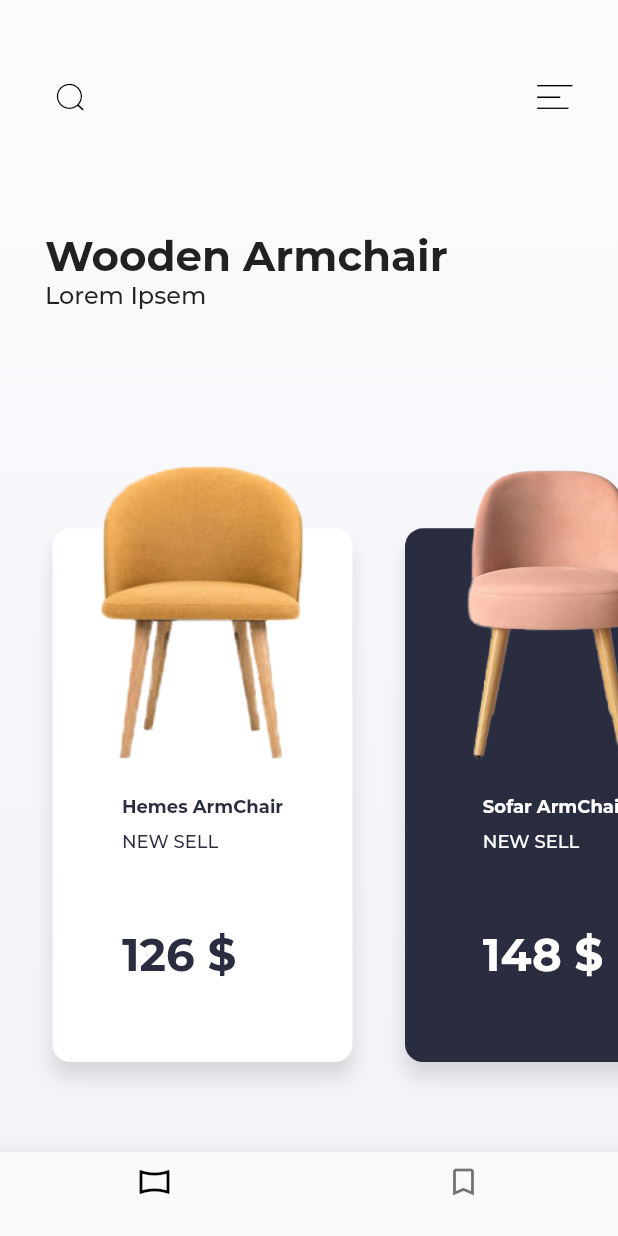
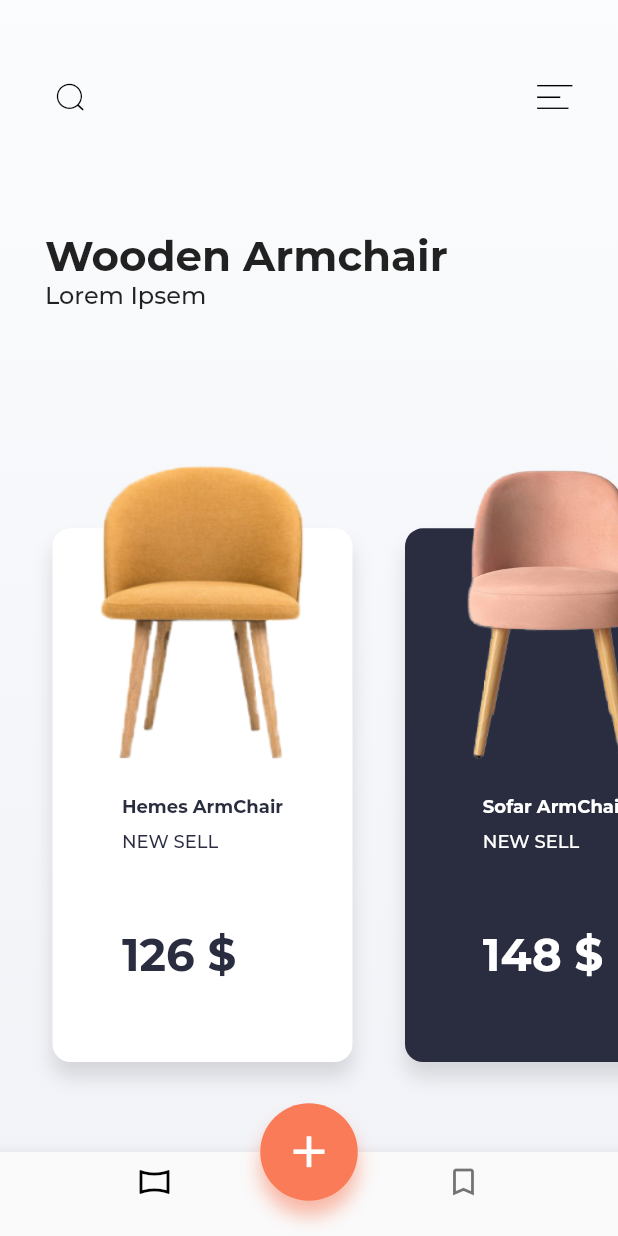
Before and after one commit to xavier-castro/flutter_furniture_app, a Flutter app: the screen it shows after launch, on a phone screen of 412 x 824 dp. Run offline on Flutter 3.47's test engine with Material 2 defaults, Android fonts, the phone set to English and light mode, and no system bars.

Commit message:
Add Floating button

```diff
--- a/lib/main.dart
+++ b/lib/main.dart
@@ -196,6 +196,24 @@ class _MyAppState extends State<MyApp> {
                   height: 0.0,
                 )),
           ]),
+      floatingActionButton: Container(
+        width: 65.0,
+        height: 65.0,
+        decoration: BoxDecoration(
+            color: Color(0xFFfa7b58),
+            shape: BoxShape.circle,
+            boxShadow: [
+              BoxShadow(
+                  color: Color(0xFFf78a6c).withOpacity(.6),
+                  offset: Offset(0.0, 10.0),
+                  blurRadius: 10.0)
+            ]),
+        child: RawMaterialButton(
+          shape: CircleBorder(),
+          child: Icon(Icons.add, size: 35.0, color: Colors.white),
+        ),
+      ),
+      floatingActionButtonLocation: FloatingActionButtonLocation.centerDocked,
     );
   }
 }
```
